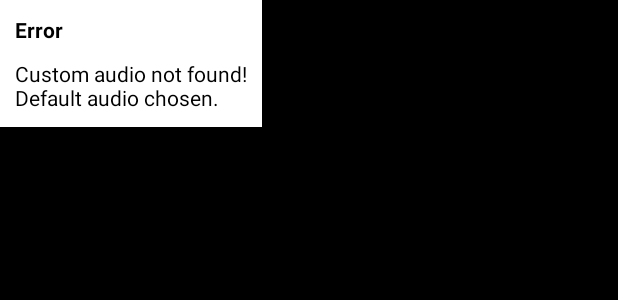
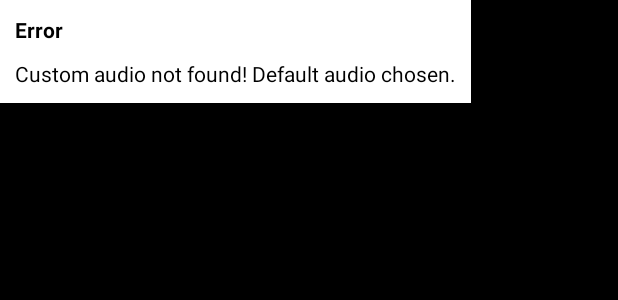
Before and after one commit to megablox1231/MotionDetection, an Android app: the layout dialog_music_error.xml on its own in the app's theme, with its tools: preview values and no code run, on a phone screen of 412 x 824 dp. Shown: the top 300 px of the screen. Run offline under Robolectric (Android 15) with nearby library versions, the phone set to English and light mode, and no system bars.

Commit message:
klfjo;kdfjsae;fklajerl;ksfja

```diff
--- a/app/src/main/java/detection/flyingfishinc/android/motiondetection/MainActivity.java
+++ b/app/src/main/java/detection/flyingfishinc/android/motiondetection/MainActivity.java
@@ -40,7 +40,7 @@ public class MainActivity extends AppCompatActivity {
     //because NotificationChannel is a new library not in support library
     private void createNotificationChannel(){
         if(Build.VERSION.SDK_INT >= 26){
-            CharSequence name = "channel name";
+            CharSequence name = "Motion Detection Alarm";
             String description = "channel description";
             int importance = NotificationManager.IMPORTANCE_LOW;    //low as in how intrusive the notification is
             NotificationChannel channel = new NotificationChannel("Channel Id", name, importance);
--- a/app/src/main/java/detection/flyingfishinc/android/motiondetection/MusicErrorDialogFragment.java
+++ b/app/src/main/java/detection/flyingfishinc/android/motiondetection/MusicErrorDialogFragment.java
@@ -3,6 +3,7 @@ package detection.flyingfishinc.android.motiondetection;
 import android.app.AlertDialog;
 import android.app.Dialog;
 import android.content.DialogInterface;
+import android.graphics.LightingColorFilter;
 import android.os.Bundle;
 import android.support.annotation.NonNull;
 import android.support.annotation.Nullable;
@@ -29,6 +30,7 @@ public class MusicErrorDialogFragment extends DialogFragment {
         alertDialog.show();
         alertDialog.getButton(AlertDialog.BUTTON_POSITIVE).setTextColor(getResources().getColor(R.color.colorBacking));
         alertDialog.getButton(AlertDialog.BUTTON_POSITIVE).setBackgroundColor(getResources().getColor(R.color.colorAccent));
+        alertDialog.getWindow().getDecorView().getBackground().setColorFilter(new LightingColorFilter(0xFF000000, 0xFF000000));
         alertDialog.show();
         return alertDialog;
     }
--- a/app/src/main/res/layout/dialog_music_error.xml
+++ b/app/src/main/res/layout/dialog_music_error.xml
@@ -12,7 +12,7 @@
         android:layout_marginLeft="10dp"
         android:layout_marginTop="10dp"
         android:background="@color/colorAccent"
-        android:text="Error"
+        android:text="@string/error"
         android:textColor="@color/colorPrimaryDark"
         android:textStyle="bold" />
 
@@ -23,6 +23,6 @@
         android:layout_margin="10dp"
         android:layout_marginLeft="10dp"
         android:background="@color/colorAccent"
-        android:text="Custom audio not found!\nDefault audio chosen."
+        android:text="@string/custom_audio_error_descrip"
         android:textColor="@color/colorPrimaryDark" />
 </LinearLayout>
--- a/app/src/main/res/values/strings.xml
+++ b/app/src/main/res/values/strings.xml
@@ -6,6 +6,8 @@
     <string name="alarm_sound">Alarm Sound</string>
     <string name="save">Save</string>
     <string name="alarm">alarm</string>
+    <string name="error">Error</string>
+    <string name="custom_audio_error_descrip">Custom audio not found! Default audio chosen.</string>
     <string-array name="musicLabels">
         <item>Siren 1</item>
         <item>Custom Audio</item>
```
